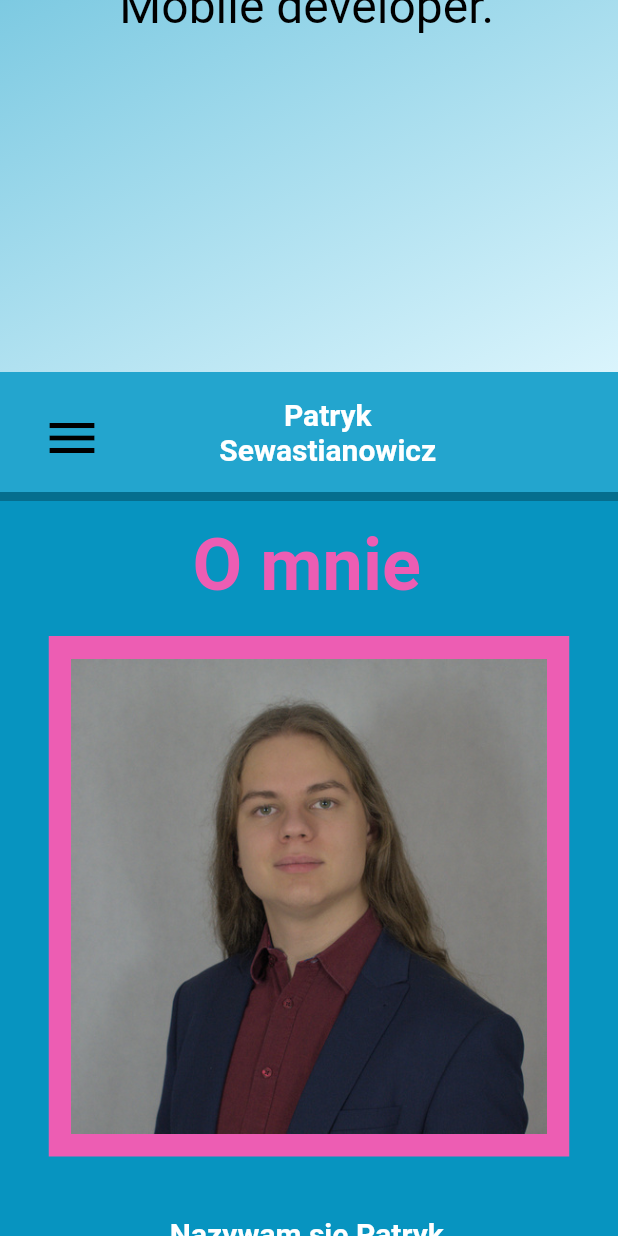
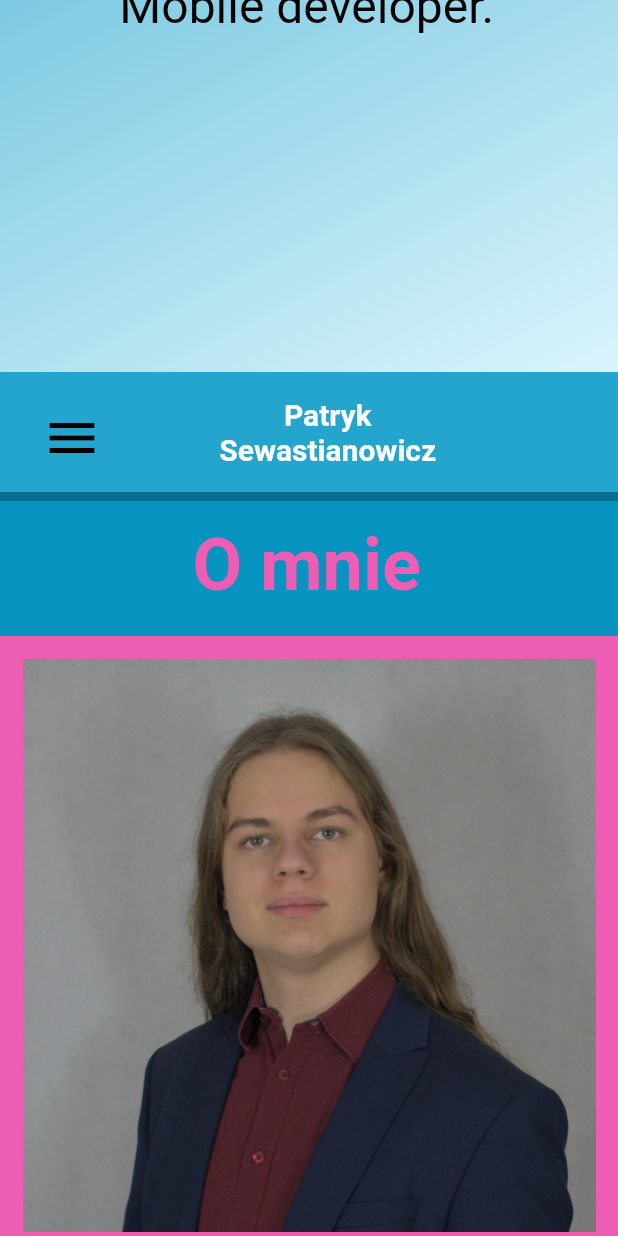
Before and after one commit to patryksew/personal-site, a Flutter app: the screen it shows after launch, scrolled down 576 dp, on a phone screen of 412 x 824 dp. Run offline on Flutter 3.47's test engine with Material 2 defaults, Android fonts, the phone set to English and light mode, and no system bars; our stand-ins replace cloud_firestore, connectivity_plus, firebase_auth, firebase_core, firebase_storage, font_awesome_flutter; accounts and stored records are empty.

Commit message:
Change title

```diff
--- a/lib/main.dart
+++ b/lib/main.dart
@@ -20,7 +20,7 @@ class MyApp extends StatelessWidget {
     return ChangeNotifierProvider(
       create: (_) => MyTheme(),
       child: const MaterialApp(
-        title: 'Flutter Demo',
+        title: 'Patryk Sewastianowicz',
         home: LandingScreen(),
       ),
     );
--- a/lib/screens/about_me_contact_screen/widgets/about_me/about_me_header_mobile.dart
+++ b/lib/screens/about_me_contact_screen/widgets/about_me/about_me_header_mobile.dart
@@ -26,9 +26,6 @@ class AboutMeHeaderMobile extends StatelessWidget {
           ),
           const SizedBox(height: 20),
           Container(
-            margin: const EdgeInsets.symmetric(horizontal: 32.5),
-            width: mediaQuery.size.width - 65,
-            height: mediaQuery.size.width - 65,
             color: myTheme.secondary2,
             padding: const EdgeInsets.all(15),
             child: Image.asset('assets/portrait_2.jpg'),
```
